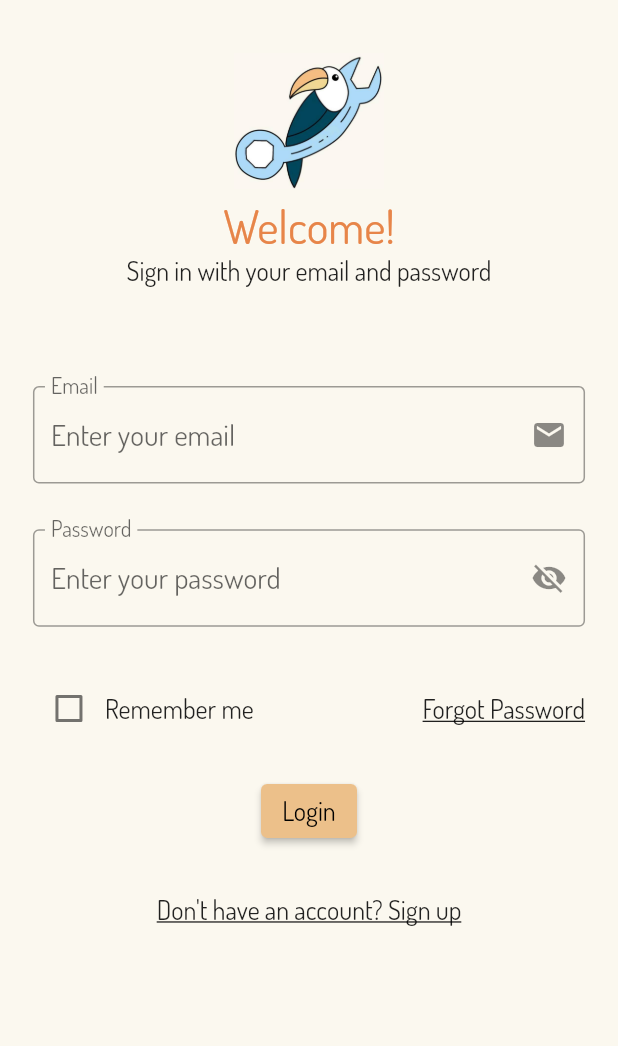
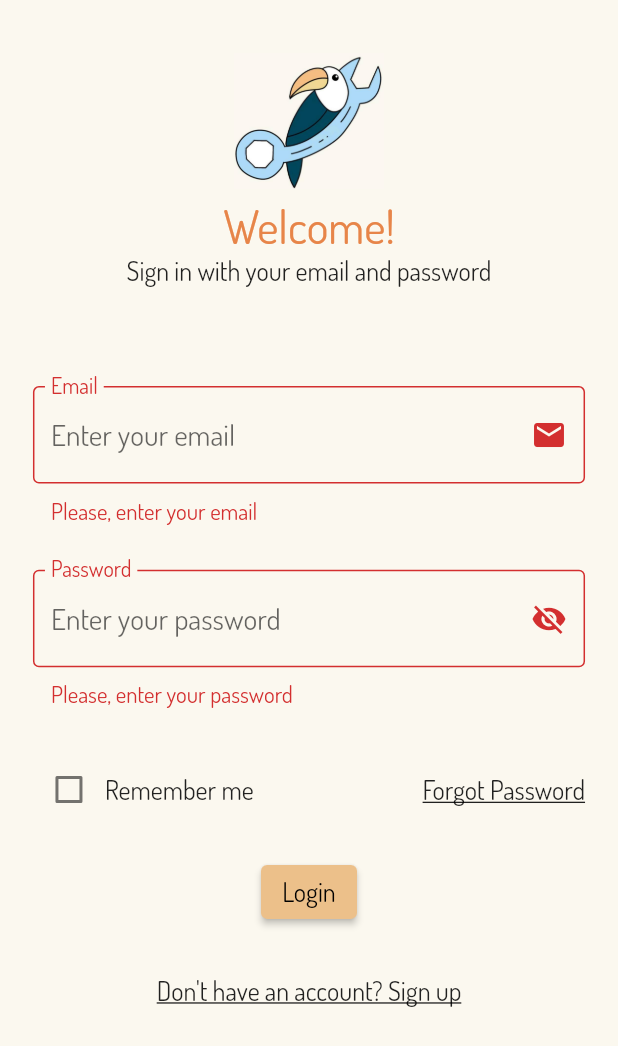
Before and after one commit to manuelmele/LAB-AP-FE, a Flutter app: the LoginScreen screen opened by its route, after a tap on "Login", on a phone screen of 412 x 824 dp. Shown: the top 1046 px of the screen. Run offline on Flutter 3.47's test engine with Material 2 defaults, Android fonts, the phone set to English and light mode, and no system bars; our stand-ins replace form_field_validator, rating_dialog; project files that could hold a hidden picture were left out.

Commit message:
aggiunti errori login
aggiuna la visualizzazione di errori nella login nei casi campi vuoti e campi errati

```diff
--- a/my_flutter/lib/screens/login/login_form.dart
+++ b/my_flutter/lib/screens/login/login_form.dart
@@ -28,22 +28,33 @@ class _LoginFormState extends State<LoginForm> {
   bool _passwordVisible = false; //makes the password readable or dotted
   //note the underscore in front of the variable name means that the variable is private to this file
 
+  //funzione che verifica le credenziali
   Future<String> signIn() async {
-    if (email == null || password == null) return '';
+    //prima di tutto controllo se i campi sono stati lasciati vuoti
+    if (email == null || email == "" || password == null || password == "") {
+      //quando i campi sono vuoti non voglio mostrare invalid email or password
+      removeError(error: 'Invalid email or password');
+      if (email == null || email == "") {
+        addError(error: "Please, enter your email!");
+      }
+      if (password == null || password == "") {
+        addError(error: "Please, enter your password!");
+      }
+      return "";
+    }
 
     String response = await signInService(email!, password!);
-
-    //print(response);
+    //la funzione signInService va a verificare se le credenziali sono corrette nel db
+    //la chiamo solo se le credenziali non sono vuote
 
     if (response.contains('Error')) {
       String error = response;
-      print(error);
-      //errors.add(error);
+      //errore in caso di credenziali errate
+      addError(error: 'Invalid email or password');
     } else {
       String jwt = response;
       return jwt;
     }
-
     return '';
   }
 
@@ -112,14 +123,15 @@ class _LoginFormState extends State<LoginForm> {
               ),
               child: const Text('Login'),
               onPressed: () async {
-                //if (_formKey.currentState.validate()) {
-                //print("Validated");
-                //}
-                //print(email! + " - " + password!);
+                //chiama la funzione signin per verificare le credenziali
+                //signin ritorna "" se c'è qualche problema
                 String jwt = await signIn();
-
                 if (jwt.isNotEmpty) {
                   Navigator.pushNamed(context, NavigatorScreen.routeName);
+                }
+                //chiamo la funzione validate per mostrare gli errori a schermo
+                if (_formKey.currentState!.validate()) {
+                  print("valid");
                 }
               },
             ),
@@ -146,24 +158,21 @@ class _LoginFormState extends State<LoginForm> {
       onChanged: (value) {
         if (value.isNotEmpty) {
           removeError(error: "Please, enter your password!");
-        } //else if (value.length >= 8) {
-        //removeError(error: "Your password is too short!");
-        //}
+        }
         password = value;
       },
       validator: (value) {
-        if (value!.isEmpty) {
-          addError(error: "Please, enter your password!");
+        if (value!.isEmpty && errors.contains('Please, enter your password!')) {
           return "Please, enter your password";
-        } //else if (value.length < 8) {
-        //addError(error: "Your password is too short!");
-        //return "";
-        //}
+        }
+        if (value.isNotEmpty && errors.contains("Invalid email or password")) {
+          return "Invalid email or password";
+        }
         return null;
       },
       decoration: InputDecoration(
-        border: OutlineInputBorder(),
-        focusedBorder: OutlineInputBorder(
+        border: const OutlineInputBorder(),
+        focusedBorder: const OutlineInputBorder(
           // width: 0.0 produces a thin "hairline" border
           borderSide: BorderSide(color: kLightOrange),
         ),
@@ -197,19 +206,16 @@ class _LoginFormState extends State<LoginForm> {
       onChanged: (value) {
         if (value.isNotEmpty) {
           removeError(error: "Please, enter your email!");
-        } //else if (emailValidatorRegExp.hasMatch(value)) {
-        //removeError(error: "Please, enter valid email!");
-        //}
+        }
         email = value;
       },
       validator: (value) {
-        if (value!.isEmpty) {
-          addError(error: "Please, enter your email!");
-          return "";
-        } //else if (!emailValidatorRegExp.hasMatch(value)) {
-        //addError(error: "Please, enter valid email!");
-        //return "";
-        //}
+        if (value!.isEmpty && errors.contains('Please, enter your email!')) {
+          return "Please, enter your email";
+        }
+        if (value.isNotEmpty && errors.contains("Invalid email or password")) {
+          return "Invalid email or password";
+        }
         return null;
       },
       decoration: const InputDecoration(
```
